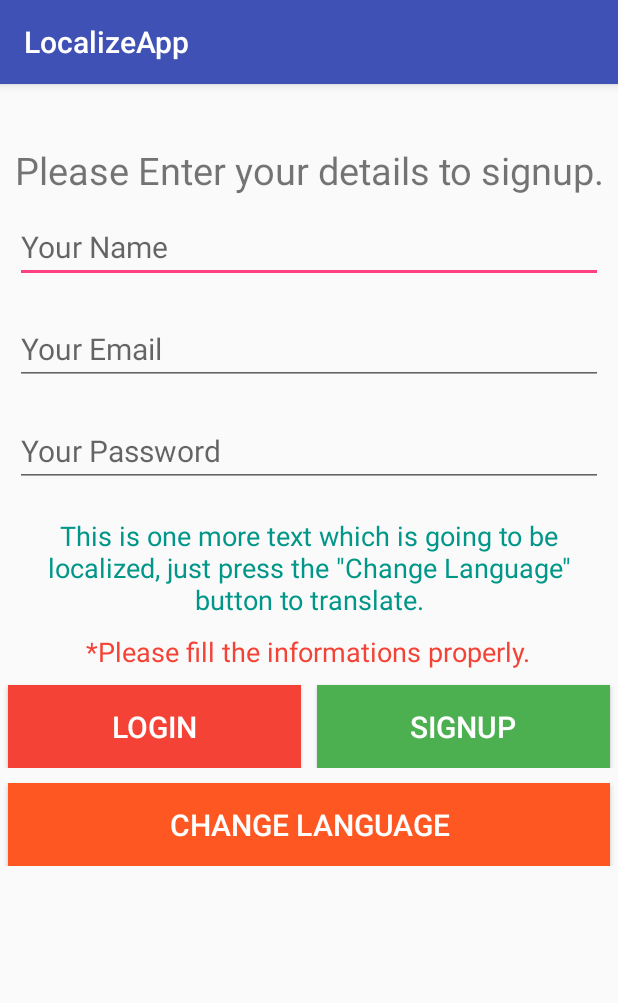
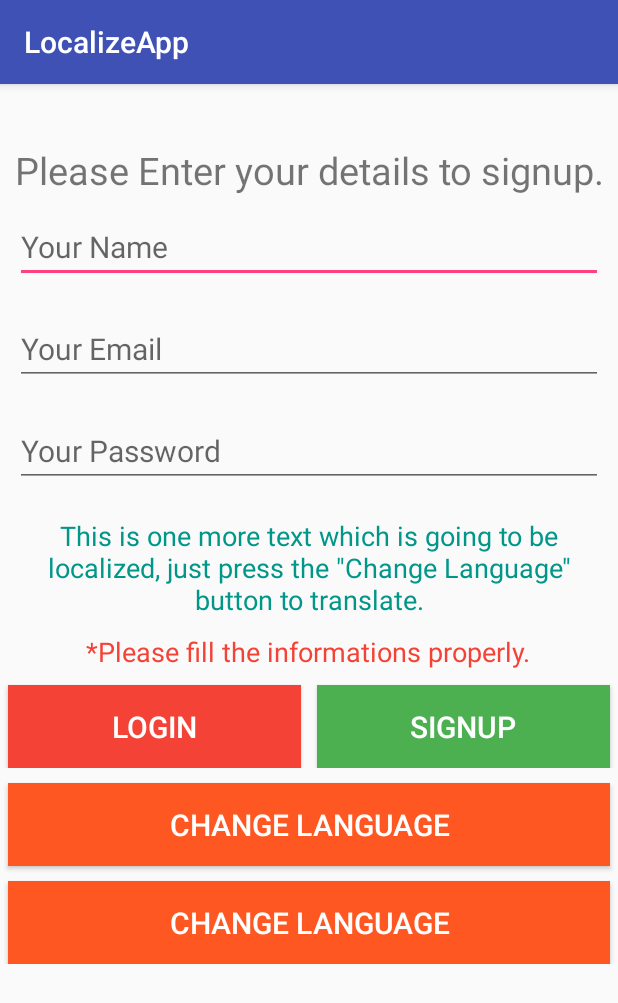
Before and after one commit to yogeshojha/LocalizeApp, an Android app: the screen it shows after launch (MainActivity), on a phone screen of 412 x 824 dp. Shown: the top 1003 px of the screen. Run offline under Robolectric (Android 15) with nearby library versions, the phone set to English and light mode, and no system bars.

Commit message:
layout done

```diff
--- a/app/src/main/res/layout/activity_main.xml
+++ b/app/src/main/res/layout/activity_main.xml
@@ -120,7 +120,21 @@
                 android:textColor="#fff"
                 android:layout_centerHorizontal="true"
                 android:layout_weight="1"
-                />
+                /> <Button
+            android:text="@string/translate_button_title"
+            android:layout_width="match_parent"
+            android:layout_height="55dp"
+            android:id="@+id/translated"
+            android:layout_marginTop="10dp"
+            android:layout_marginLeft="5dp"
+            android:layout_marginRight="5dp"
+            android:textSize="20dp"
+            android:gravity="center"
+            android:background="#FF5722"
+            android:textColor="#fff"
+            android:layout_centerHorizontal="true"
+            android:layout_weight="1"
+            />
         </LinearLayout>
     </ScrollView>
 
```
